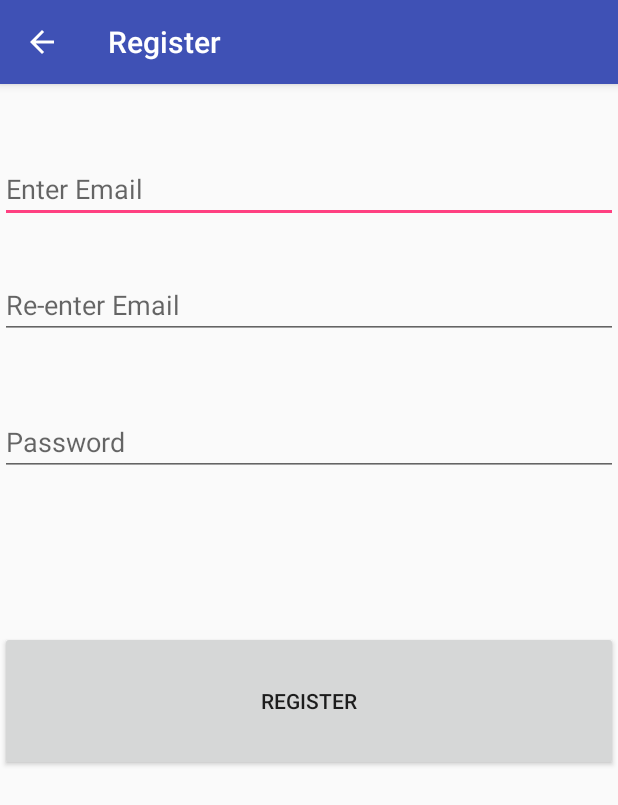
After one commit to AlmasiSystems/Profiler, an Android app: the RegisterActivity screen opened directly, with no data from a screen before it, on a phone screen of 412 x 824 dp. The commit adds this screen. Shown: the top 805 px of the screen. Run offline under Robolectric (Android 15) with nearby library versions, the phone set to English and light mode, and no system bars; our stand-ins replace Firebase (no records; nobody signed in at launch, a user with empty details on screens opened directly).

Commit message:
20-Jun-17

```diff
--- /dev/null
+++ b/app/src/main/java/com/example/aditya/profiler/RegisterActivity.java
@@ -0,0 +1,66 @@
+package com.example.aditya.profiler;
+
+import android.app.Activity;
+import android.support.annotation.NonNull;
+import android.support.v7.app.AppCompatActivity;
+import android.os.Bundle;
+import android.util.Log;
+import android.view.View;
+import android.widget.Button;
+import android.widget.EditText;
+import android.widget.Toast;
+
+import com.google.android.gms.tasks.OnCompleteListener;
+import com.google.android.gms.tasks.Task;
+import com.google.firebase.auth.AuthResult;
+import com.google.firebase.auth.FirebaseAuth;
+import com.google.firebase.auth.FirebaseUser;
+
+public class RegisterActivity extends AppCompatActivity {
+
+    private FirebaseAuth mAuth;
+    private FirebaseAuth.AuthStateListener mAuthListener;
+
+    Button signup;
+    EditText email, confemail, pass;
+
+    @Override
+    protected void onCreate(Bundle savedInstanceState) {
+        super.onCreate(savedInstanceState);
+        setContentView(R.layout.activity_register);
+        setTitle("Register");
+        getSupportActionBar().setHomeButtonEnabled(true);
+
+        signup = (Button) findViewById(R.id.reg);
+        email = (EditText) findViewById(R.id.email);
+        confemail = (EditText) findViewById(R.id.reenter);
+        pass = (EditText) findViewById(R.id.password);
+
+        mAuth = FirebaseAuth.getInstance();
+
+        signup.setOnClickListener(new View.OnClickListener() {
+            @Override
+            public void onClick(View v) {
+                String email_txt = email.getText().toString().trim();
+                String reenter_txt = confemail.getText().toString().trim();
+                String pass_txt = pass.getText().toString().trim();
+
+                if (email_txt.equals(reenter_txt)){
+                    mAuth.createUserWithEmailAndPassword(email_txt, pass_txt)
+                            .addOnCompleteListener(new OnCompleteListener<AuthResult>() {
+                                @Override
+                                public void onComplete(@NonNull Task<AuthResult> task) {
+                                    if(!task.isSuccessful()){
+                                        Toast.makeText(getApplicationContext(), "Signin Failed", Toast.LENGTH_SHORT).show();
+                                    }
+                                    else {
+                                        Toast.makeText(getApplicationContext(), "User signed in", Toast.LENGTH_SHORT).show();
+                                        finish();
+                                    }
+                                }
+                            });
+                }
+            }
+        });
+    }
+}
--- /dev/null
+++ b/app/src/main/res/layout/activity_register.xml
@@ -0,0 +1,53 @@
+<?xml version="1.0" encoding="utf-8"?>
+<RelativeLayout
+    xmlns:android="http://schemas.android.com/apk/res/android"
+    xmlns:app="http://schemas.android.com/apk/res-auto"
+    xmlns:tools="http://schemas.android.com/tools"
+    android:layout_width="match_parent"
+    android:layout_height="match_parent"
+    tools:context="com.example.aditya.profiler.RegisterActivity">
+
+    <Button
+        android:id="@+id/reg"
+        android:layout_width="match_parent"
+        android:layout_height="140px"
+        android:layout_below="@+id/password"
+        android:layout_centerHorizontal="true"
+        android:layout_marginTop="103dp"
+        android:text="Register"
+        tools:layout_editor_absoluteX="147dp"
+        tools:layout_editor_absoluteY="362dp" />
+
+    <EditText
+        android:id="@+id/email"
+        android:layout_width="match_parent"
+        android:layout_height="wrap_content"
+        android:layout_alignParentStart="true"
+        android:layout_alignParentTop="true"
+        android:layout_marginTop="47dp"
+        android:ems="10"
+        android:hint="Enter Email"
+        android:inputType="textEmailAddress" />
+
+    <EditText
+        android:id="@+id/reenter"
+        android:layout_width="match_parent"
+        android:layout_height="wrap_content"
+        android:layout_marginTop="32dp"
+        android:ems="10"
+        android:hint="Re-enter Email"
+        android:inputType="textEmailAddress"
+        android:layout_below="@+id/email"
+        android:layout_alignParentStart="true" />
+
+    <EditText
+        android:id="@+id/password"
+        android:layout_width="match_parent"
+        android:layout_height="wrap_content"
+        android:layout_alignParentStart="true"
+        android:layout_below="@+id/reenter"
+        android:layout_marginTop="46dp"
+        android:ems="10"
+        android:hint="Password"
+        android:inputType="textPassword" />
+</RelativeLayout>
--- a/build.gradle
+++ b/build.gradle
@@ -6,7 +6,7 @@ buildscript {
     }
     dependencies {
         classpath 'com.android.tools.build:gradle:2.3.3'
-
+        classpath 'com.google.gms:google-services:3.1.0'
         // NOTE: Do not place your application dependencies here; they belong
         // in the individual module build.gradle files
     }
```
Also changed, not shown: app/build.gradle (+6 -1 lines), app/src/main/AndroidManifest.xml (+7 -3 lines), app/src/main/java/com/example/aditya/profiler/LoginActivity.java (+33 -0 lines), 1 other file.
